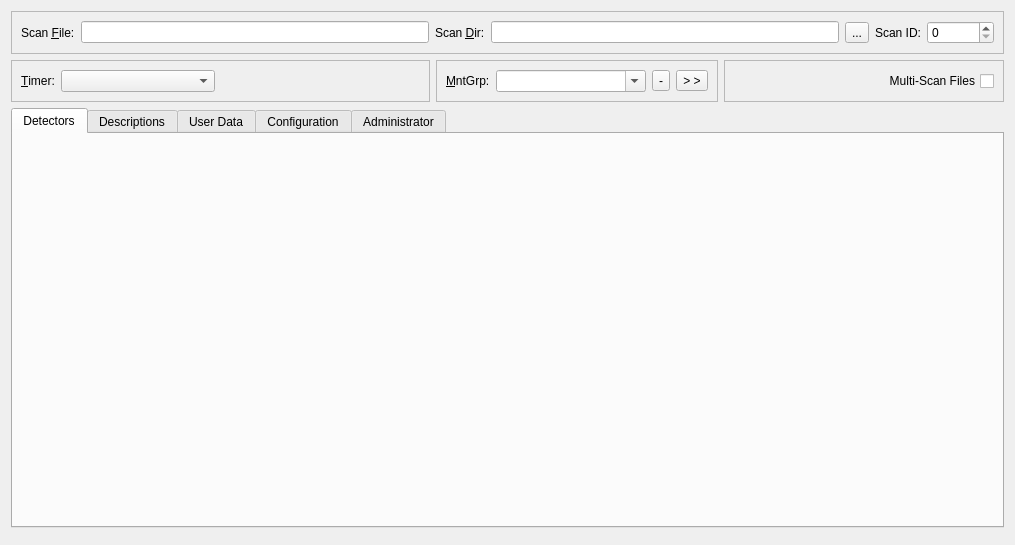
Qt form nxsselector/ui/Selector.ui (nexdatas/nxselector) before a commit.
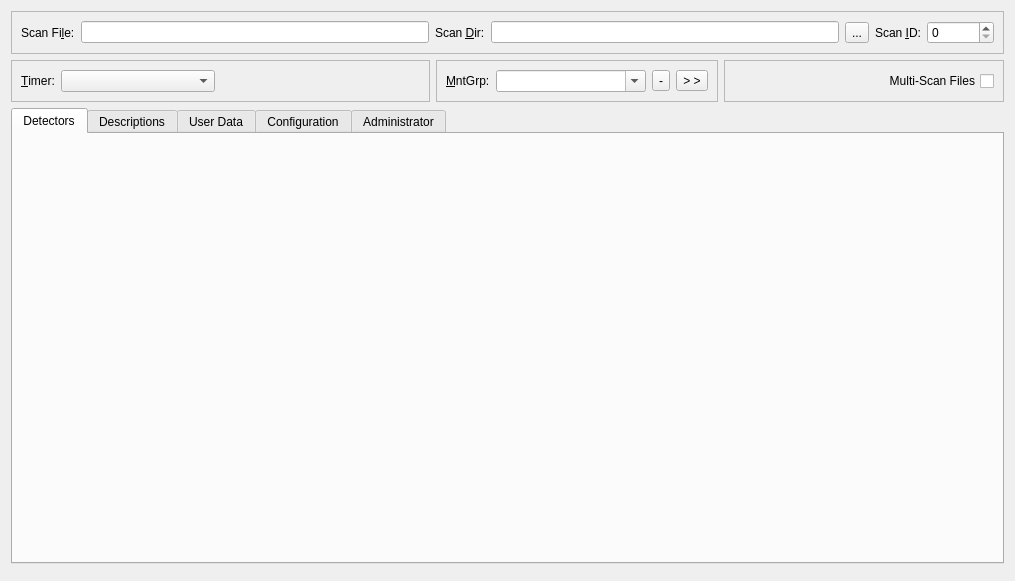
The same form after that commit.

Commit message: add tips to add MG

```diff
--- a/nxsselector/ui/Selector.ui
+++ b/nxsselector/ui/Selector.ui
@@ -7,7 +7,7 @@
     <x>0</x>
     <y>0</y>
     <width>1015</width>
-    <height>545</height>
+    <height>581</height>
    </rect>
   </property>
   <property name="windowTitle">
@@ -34,7 +34,7 @@
 The extention .nxs corresponds to NeXus files.</string>
             </property>
             <property name="text">
-             <string>Scan &amp;File:</string>
+             <string>Scan Fi&amp;le:</string>
             </property>
             <property name="buddy">
              <cstring>fileScanLineEdit</cstring>
@@ -83,7 +83,7 @@
 or into the NXentry group name (in the Append Entry mode).</string>
             </property>
             <property name="text">
-             <string>Scan ID:</string>
+             <string>Scan &amp;ID:</string>
             </property>
             <property name="buddy">
              <cstring>fileScanIDSpinBox</cstring>
```
Left out of the diff: 14 changed lines with no effect on the pictures. The commit also changes 2 other files.
